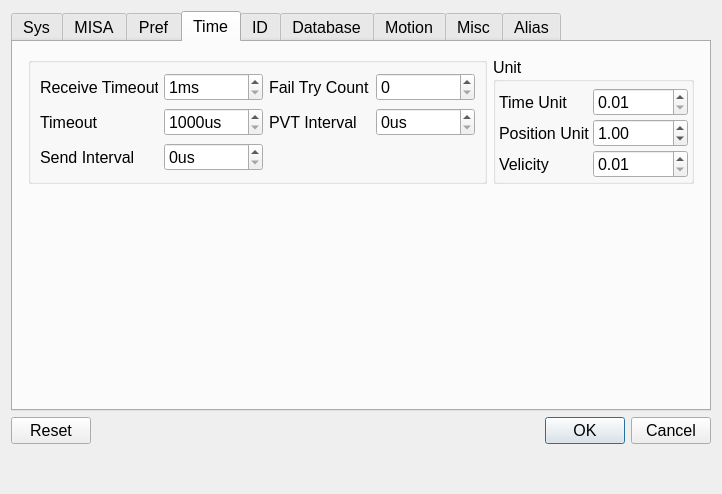
The window that source/wnd/ui/syspref.ui (ww4u/megarobostudio) describes before a commit, drawn with Qt 5.
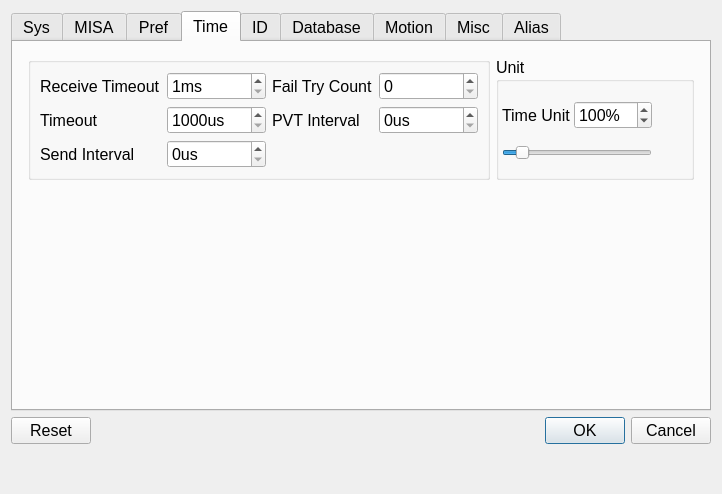
The same window after the commit. The open tabs and pages were chosen to show the change. Icons and pictures are not drawn. Custom widgets are drawn as their Qt base class.

The edit to the form file:
```diff
--- a/source/wnd/ui/syspref.ui
+++ b/source/wnd/ui/syspref.ui
@@ -1060,28 +1060,18 @@
              <number>3</number>
             </property>
             <item row="0" column="1">
-             <widget class="QDoubleSpinBox" name="dblTimeUnit">
-              <property name="decimals">
-               <number>2</number>
+             <widget class="QSpinBox" name="dblTimeUnit">
+              <property name="suffix">
+               <string>%</string>
               </property>
               <property name="minimum">
-               <double>0.010000000000000</double>
+               <number>1</number>
               </property>
               <property name="maximum">
-               <double>10000.000000000000000</double>
-              </property>
-             </widget>
-            </item>
-            <item row="1" column="1">
-             <widget class="QDoubleSpinBox" name="dblPosUnit">
-              <property name="minimum">
-               <double>0.010000000000000</double>
-              </property>
-              <property name="maximum">
-               <double>10000.000000000000000</double>
+               <number>1000</number>
               </property>
               <property name="value">
-               <double>1.000000000000000</double>
+               <number>100</number>
               </property>
              </widget>
             </item>
@@ -1098,23 +1088,6 @@
               </property>
              </spacer>
             </item>
-            <item row="2" column="0">
-             <widget class="QLabel" name="label_10">
-              <property name="text">
-               <string>Velicity</string>
-              </property>
-             </widget>
-            </item>
-            <item row="2" column="1">
-             <widget class="QDoubleSpinBox" name="dblVelUnit">
-              <property name="minimum">
-               <double>0.010000000000000</double>
-              </property>
-              <property name="maximum">
-               <double>10000.000000000000000</double>
-              </property>
-             </widget>
-            </item>
             <item row="0" column="0">
              <widget class="QLabel" name="label_2">
               <property name="text">
@@ -1122,10 +1095,19 @@
               </property>
              </widget>
             </item>
-            <item row="1" column="0">
-             <widget class="QLabel" name="label_9">
-              <property name="text">
-               <string>Position Unit</string>
+            <item row="1" column="0" colspan="2">
+             <widget class="QSlider" name="timeSlider">
+              <property name="minimum">
+               <number>1</number>
+              </property>
+              <property name="maximum">
+               <number>1000</number>
+              </property>
+              <property name="value">
+               <number>100</number>
+              </property>
+              <property name="orientation">
+               <enum>Qt::Horizontal</enum>
               </property>
              </widget>
             </item>
```
Left out of the diff: 40 changed lines with no effect on the pictures.
